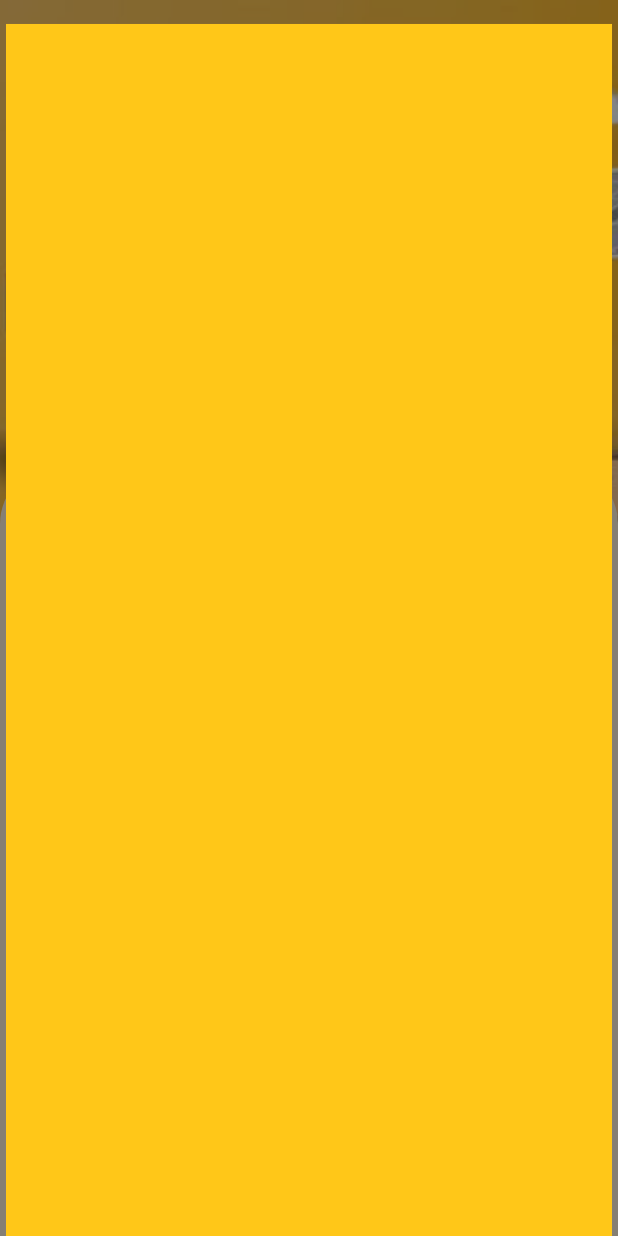
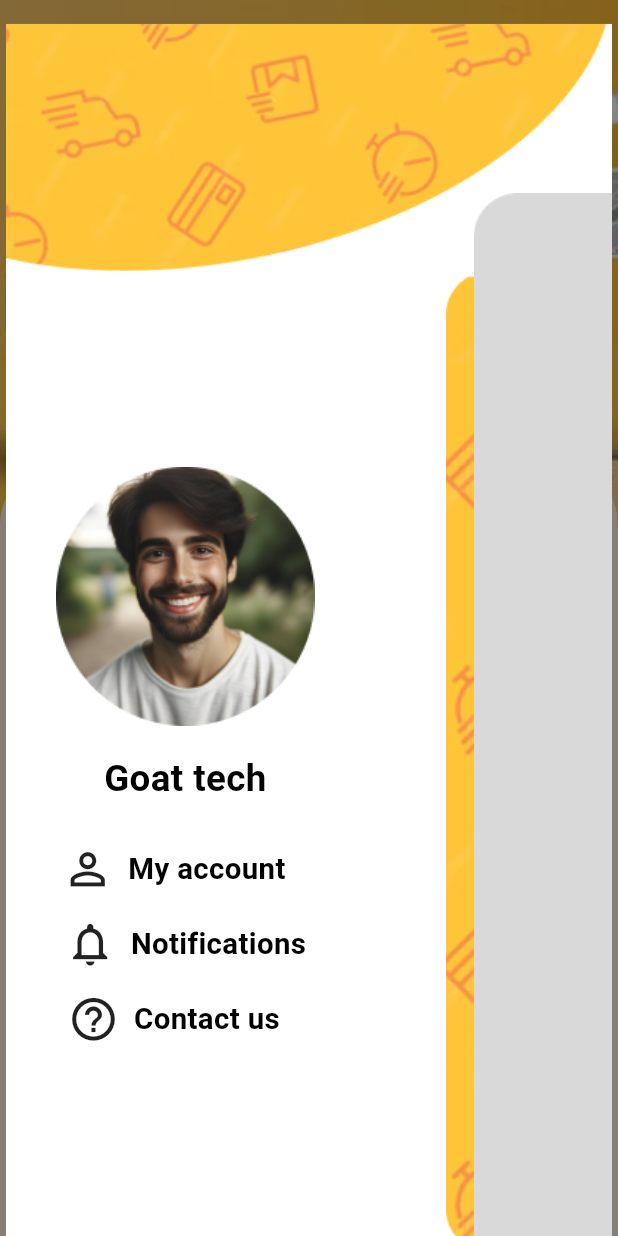
Before and after one commit to Chihab-Dev/Ghack_OptiShift_app, a Flutter app: the AuthScreen screen opened directly, after a tap on "Login", on a phone screen of 412 x 824 dp. Run offline on Flutter 3.47's test engine with Material 3 defaults, Android fonts, the light colour scheme and no system bars; our stand-ins replace animate_do, dartz, flutter_screenutil, get_it, internet_connection_checker, shared_preferences; accounts and stored records are empty.

Commit message:
[ADD] drawer view

```diff
--- a/lib/main.dart
+++ b/lib/main.dart
@@ -5,7 +5,7 @@ import 'package:ghack_app/core/services/services_locator.dart';
 import 'package:ghack_app/core/services/shared_prefrences.dart';
 import 'package:ghack_app/presentation/components/theme_manager.dart';
 import 'package:ghack_app/presentation/screens/auth/screens/auth_screen.dart';
-import 'package:ghack_app/presentation/screens/main/view/main.dart';
+import 'package:ghack_app/presentation/screens/drawer/view/drawer.dart';
 import 'package:ghack_app/presentation/screens/onBoarding/onBoarding1.dart';
 
 void main() async {
@@ -43,7 +43,7 @@ class MainApp extends StatelessWidget {
           debugShowCheckedModeBanner: false,
           theme: getApplicationTheme(),
           home: isUserLoggedIn
-              ? const MainView()
+              ? const DrawerView()
               : isUserWatchOnBoarding
                   ? const AuthScreen()
                   : const OnBoarding1View(),
--- a/lib/presentation/components/appsize.dart
+++ b/lib/presentation/components/appsize.dart
@@ -22,6 +22,7 @@ class AppPadding {
   static const double p25 = 25.0;
   static const double p28 = 28.0;
   static const double p30 = 30.0;
+  static const double p35 = 35.0;
   static const double p50 = 50.0;
   static const double p100 = 100.0;
   static const double p110 = 110.0;
@@ -54,6 +55,7 @@ class AppSize {
   static const double s90 = 90.0;
   static const double s100 = 100.0;
   static const double s110 = 110.0;
+  static const double s115 = 115.0;
   static const double s120 = 120.0;
   static const double s140 = 140.0;
   static const double s150 = 150.0;
--- a/lib/presentation/components/assets_manager.dart
+++ b/lib/presentation/components/assets_manager.dart
@@ -6,6 +6,10 @@ class ImageAsset {
   static const String backgroundImage = "$imagePath/background_image.png";
   static const String onBoarding = "$imagePath/onBoarding.png";
   static const String login = "$imagePath/login.png";
+  static const String ellipse = "$imagePath/ellipse.png";
+  static const String rectangleGrey = "$imagePath/rectangle_grey.png";
+  static const String rectangleYellow = "$imagePath/rectangle_yellow.png";
+  static const String picture = "$imagePath/picture.png";
 }
 
 class LottieAsset {
--- a/lib/presentation/screens/auth/screens/auth_screen.dart
+++ b/lib/presentation/screens/auth/screens/auth_screen.dart
@@ -9,7 +9,7 @@ import 'package:ghack_app/presentation/components/color_manager.dart';
 import 'package:ghack_app/presentation/components/page_transition.dart';
 import 'package:ghack_app/presentation/components/styles_manager.dart';
 import 'package:ghack_app/presentation/components/widgets.dart';
-import 'package:ghack_app/presentation/screens/main/view/main.dart';
+import 'package:ghack_app/presentation/screens/drawer/view/drawer.dart';
 
 class AuthScreen extends StatelessWidget {
   const AuthScreen({super.key});
@@ -68,7 +68,7 @@ class AuthScreen extends StatelessWidget {
                     AppPrefernces(getIt()).setUserLoggedIn();
                     Navigator.pushAndRemoveUntil(
                       context,
-                      CustomPageTransition(widget: const MainView()),
+                      CustomPageTransition(widget: const DrawerView()),
                       (route) => false,
                     );
                   })),
--- /dev/null
+++ b/lib/presentation/screens/drawer/view/drawer.dart
@@ -0,0 +1,122 @@
+import 'package:animate_do/animate_do.dart';
+import 'package:flutter/material.dart';
+import 'package:ghack_app/presentation/components/appsize.dart';
+import 'package:ghack_app/presentation/components/assets_manager.dart';
+import 'package:ghack_app/presentation/components/color_manager.dart';
+import 'package:ghack_app/presentation/components/styles_manager.dart';
+
+class DrawerView extends StatelessWidget {
+  const DrawerView({super.key});
+
+  @override
+  Widget build(BuildContext context) {
+    return Scaffold(
+      backgroundColor: ColorManager.white,
+      body: SizedBox(
+        // height: MediaQuery.of(context).size.height,
+        width: MediaQuery.of(context).size.width,
+        child: Stack(
+          children: [
+            Column(
+              children: [
+                FadeInDown(
+                  child: Align(
+                    alignment: Alignment.topLeft,
+                    child: Image.asset(
+                      ImageAsset.ellipse,
+                    ),
+                  ),
+                ),
+                Row(
+                  mainAxisAlignment: MainAxisAlignment.end,
+                  children: [
+                    Align(
+                      alignment: Alignment.topLeft,
+                      child: Padding(
+                        padding: const EdgeInsets.only(left: AppPadding.p30),
+                        child: FadeInLeft(
+                          child: Column(
+                            mainAxisAlignment: MainAxisAlignment.center,
+                            crossAxisAlignment: CrossAxisAlignment.center,
+                            children: [
+                              Image.asset(ImageAsset.picture),
+                              const SizedBox(height: AppSize.s18),
+                              Text(
+                                'Goat tech',
+                                style: getRegularStyle(color: ColorManager.dark)
+                                    .copyWith(fontWeight: FontWeight.bold, fontSize: AppSize.s25),
+                              ),
+                              const SizedBox(height: AppSize.s18),
+                              customSectionButton('My account   ', Icons.person_outline_sharp),
+                              customSectionButton('Notifications', Icons.notifications_none),
+                              customSectionButton('Contact us   ', Icons.help_outline),
+                            ],
+                          ),
+                        ),
+                      ),
+                    ),
+                    const Spacer(),
+                    FadeInRight(
+                      child: Align(
+                        alignment: Alignment.centerRight,
+                        child: Image.asset(
+                          ImageAsset.rectangleYellow,
+                        ),
+                      ),
+                    ),
+                  ],
+                ),
+              ],
+            ),
+            Column(
+              children: [
+                const SizedBox(height: AppSize.s115),
+                Row(
+                  mainAxisAlignment: MainAxisAlignment.end,
+                  crossAxisAlignment: CrossAxisAlignment.end,
+                  children: [
+                    Padding(
+                      padding: const EdgeInsets.only(left: AppPadding.p35),
+                      child: FadeInUp(child: customSectionButton('Logout   ', Icons.logout_outlined)),
+                    ),
+                    const Spacer(),
+                    FadeInRight(
+                      child: Align(
+                        alignment: Alignment.topRight,
+                        child: Image.asset(
+                          ImageAsset.rectangleGrey,
+                        ),
+                      ),
+                    ),
+                  ],
+                ),
+              ],
+            ),
+          ],
+        ),
+      ),
+    );
+  }
+
+  InkWell customSectionButton(String label, IconData icon) {
+    return InkWell(
+      onTap: () {},
+      child: Padding(
+        padding: const EdgeInsets.all(AppPadding.p8),
+        child: Row(
+          children: [
+            Icon(
+              icon,
+              size: AppSize.s35,
+            ),
+            const SizedBox(width: AppSize.s10),
+            Text(
+              label,
+              style: getRegularStyle(color: ColorManager.dark).copyWith(fontWeight: FontWeight.bold),
+            ),
+          ],
+        ),
+      ),
+    );
+  }
+}
--- a/lib/presentation/screens/main/view/main.dart
+++ /dev/null
@@ -1,10 +0,0 @@
-import 'package:flutter/material.dart';
-
-class MainView extends StatelessWidget {
-  const MainView({super.key});
-
-  @override
-  Widget build(BuildContext context) {
-    return const Scaffold();
-  }
-}
```
Also changed, not shown: assets/images/ellipse.png (added), assets/images/picture.png (added), assets/images/rectangle_grey.png (added), assets/images/rectangle_yellow.png (added).
